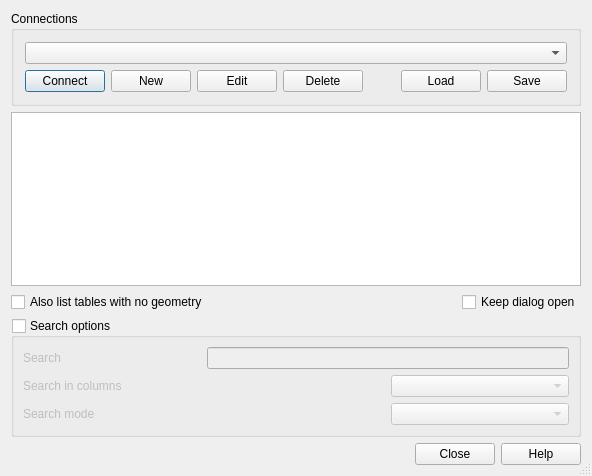
Old version of the form src/ui/qgsdbsourceselectbase.ui in the repository carsmie/QGIS.
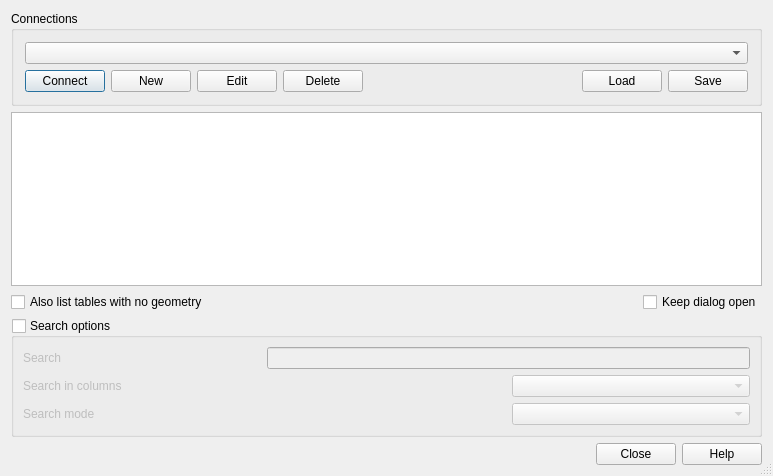
New version of the form. Icons and pictures are not drawn.

```diff
--- a/src/ui/qgsdbsourceselectbase.ui
+++ b/src/ui/qgsdbsourceselectbase.ui
@@ -6,7 +6,7 @@
    <rect>
     <x>0</x>
     <y>0</y>
-    <width>592</width>
+    <width>773</width>
     <height>476</height>
    </rect>
   </property>
```
